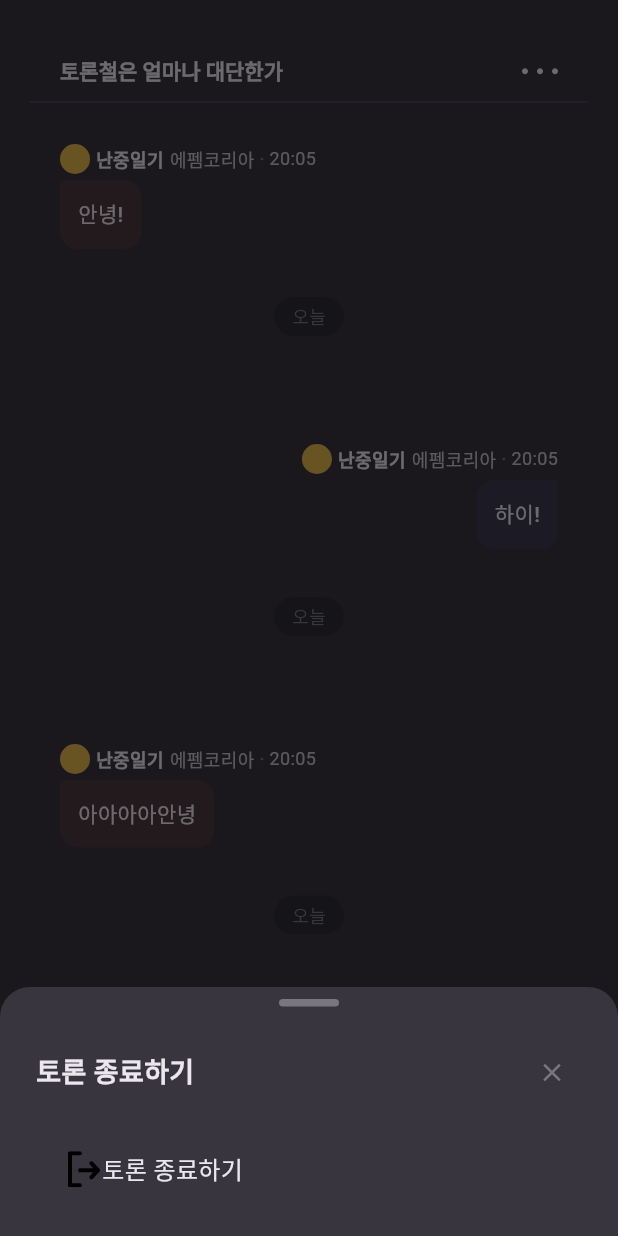
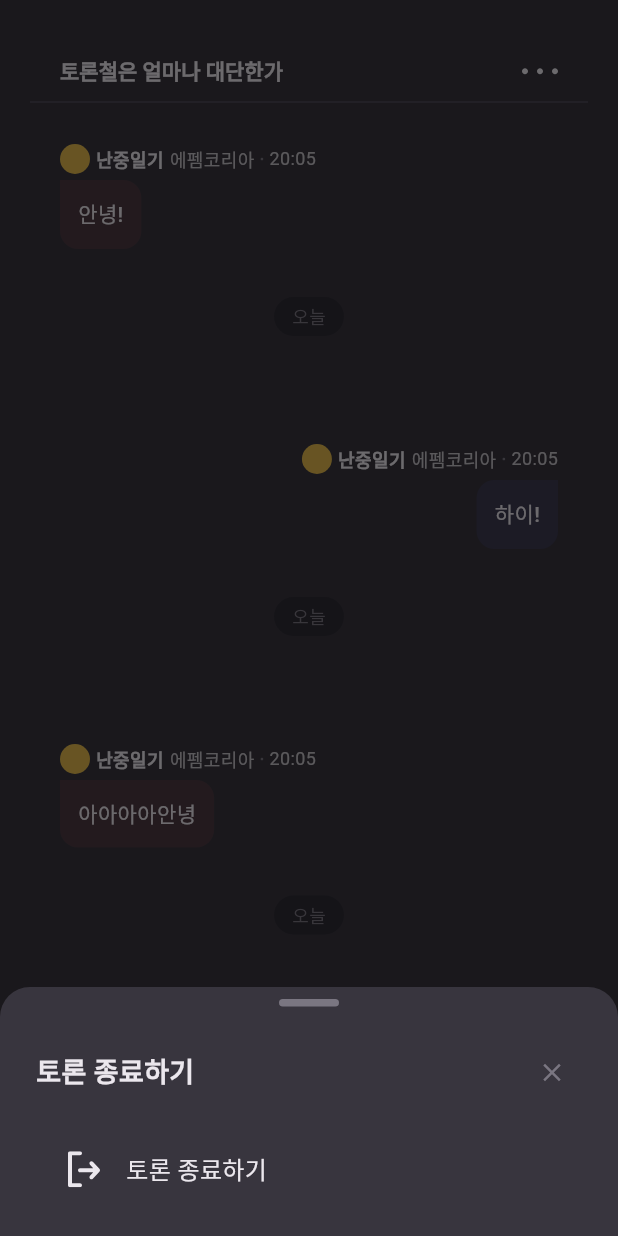
Before and after one commit to Debate-Season/DebateSeason_Frontend_V1, a Flutter app: the ChatRoomScreen screen opened by its route, after a tap on an icon or button, on a phone screen of 412 x 824 dp. Run offline on Flutter 3.47's test engine with Material 3 defaults, Android fonts, the phone set to English and light mode, and no system bars; our stand-ins replace firebase_core, flutter_dotenv, flutter_secure_storage, flutter_svg, get, logger and 1 more; missing offline and left inert: kakao_flutter_sdk_user, stomp_dart_client; accounts and stored records are empty; Roboto replaces fonts that are missing (Pretendard).

Commit message:
mod #38 토론 종료하기 아이콘 및 간격 수정

```diff
--- a/lib/core/constants/gaps.dart
+++ b/lib/core/constants/gaps.dart
@@ -18,6 +18,7 @@ class Gaps {
   static const h8 = SizedBox(width: 8);
   static const h12 = SizedBox(width: 12);
   static const h14 = SizedBox(width: 14);
+  static const h16 = SizedBox(width: 16);
   static const h18 = SizedBox(width: 18);
   static const h20 = SizedBox(width: 20);
   static const h24 = SizedBox(width: 24);
--- a/lib/features/chat/presentation/widgets/chat_room_app_bar.dart
+++ b/lib/features/chat/presentation/widgets/chat_room_app_bar.dart
@@ -88,11 +88,11 @@ class ChatRoomAppBar extends StatelessWidget implements PreferredSizeWidget{
                 mainAxisAlignment: MainAxisAlignment.start,
                 children: [
                   SvgPicture.asset(
-                    'assets/icons/ic_exit_black.svg',
+                    'assets/icons/ic_exit_grey10.svg',
                     width: 24.0,
                     height: 24.0,
                   ),
-                  Gaps.v16,
+                  Gaps.h16,
                   Expanded(
                     child: DeText(
                       '토론 종료하기',
```
Also changed, not shown: assets/icons/ic_exit_black.svg (deleted), assets/icons/ic_exit_grey10.svg (added).
